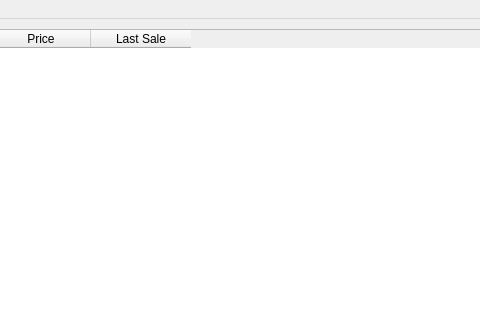
Before: the Qt Designer form browse.ui in jfunston/omega4py, drawn with Qt 5; both pictures show x 420 to 900 and y 0 to 320 of the 1203 by 800 pixel window.
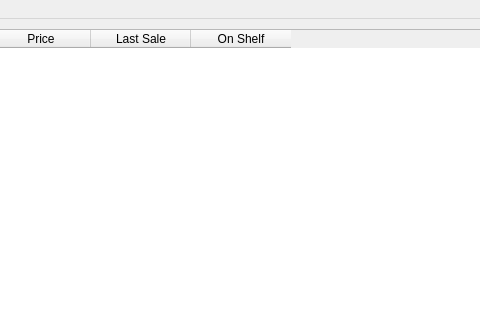
After: the same form once the commit is applied.

Commit message: On shelf in browse and excel

```diff
--- a/browse.ui
+++ b/browse.ui
@@ -27,7 +27,7 @@
      <set>QAbstractItemView::NoEditTriggers</set>
     </property>
     <property name="columnCount">
-     <number>6</number>
+     <number>7</number>
     </property>
     <column>
      <property name="text">
@@ -59,6 +59,11 @@
       <string>Last Sale</string>
      </property>
     </column>
+    <column>
+     <property name="text">
+      <string>On Shelf</string>
+     </property>
+    </column>
    </widget>
   </widget>
   <widget class="QMenuBar" name="menubar">
```
The commit also changes 1 other file.
